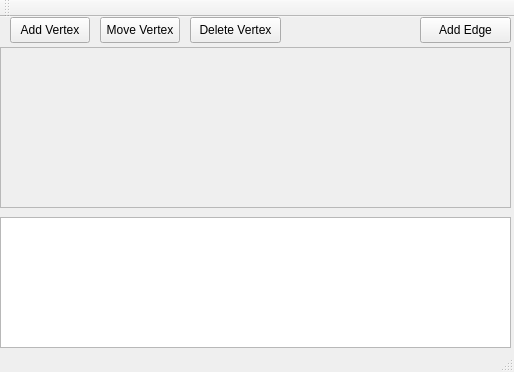
Daiver/scripts, file cpp2013/GraphVizion/mainwindow.ui: the form before one commit.
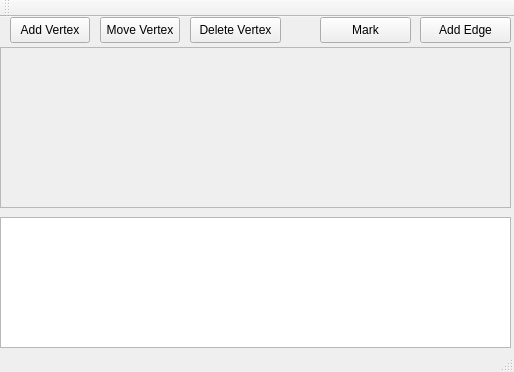
The form after the commit.

The edit to the form file:
```diff
--- a/cpp2013/GraphVizion/mainwindow.ui
+++ b/cpp2013/GraphVizion/mainwindow.ui
@@ -99,6 +99,19 @@
      <string>Add Edge</string>
     </property>
    </widget>
+   <widget class="QPushButton" name="pushButton_6">
+    <property name="geometry">
+     <rect>
+      <x>320</x>
+      <y>0</y>
+      <width>91</width>
+      <height>26</height>
+     </rect>
+    </property>
+    <property name="text">
+     <string>Mark</string>
+    </property>
+   </widget>
   </widget>
   <widget class="QMenuBar" name="menuBar">
    <property name="geometry">
```
